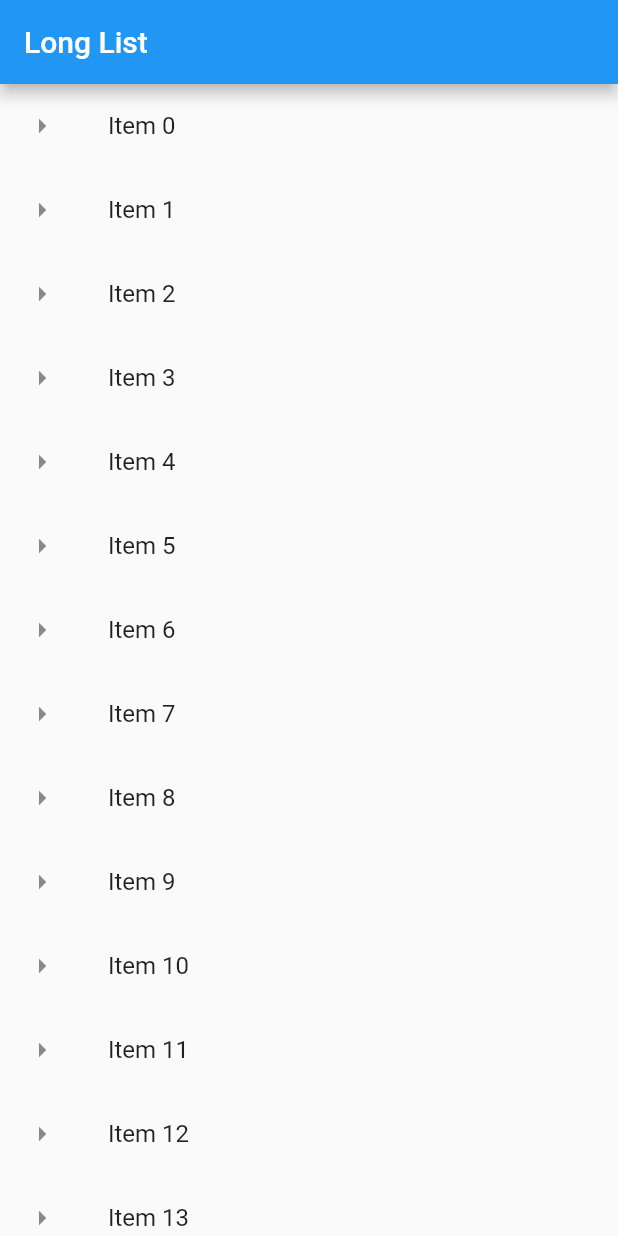
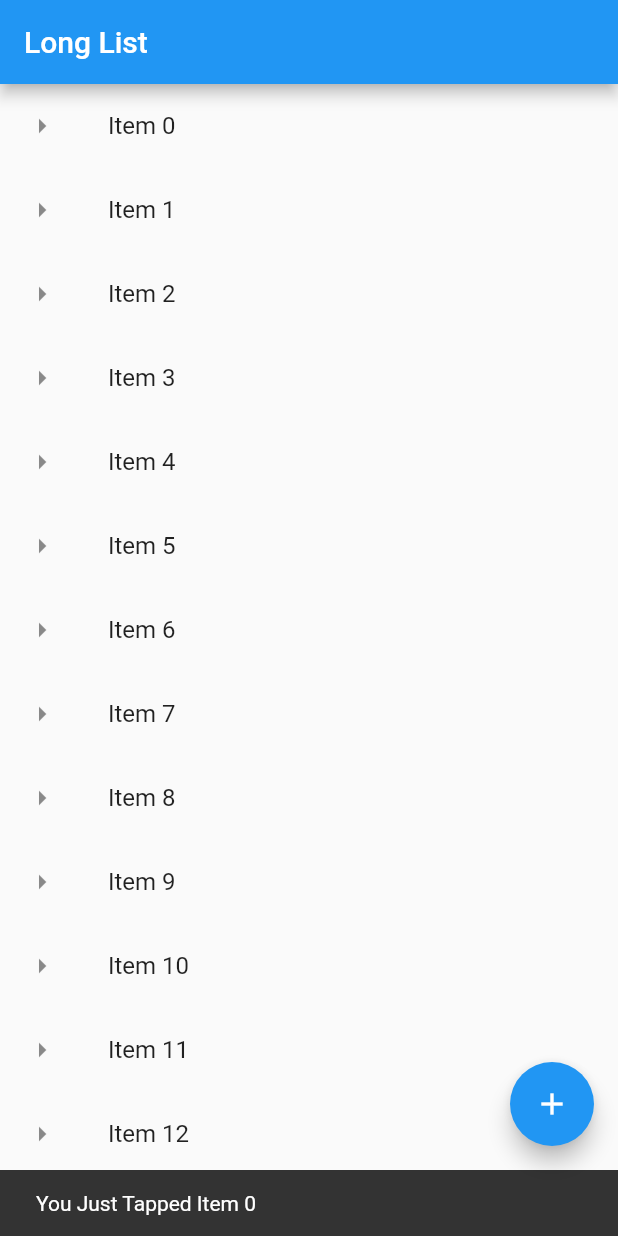
Before and after one commit to Divyansh747/Hello_flutter-app, a Flutter app: the screen it shows after launch, after a tap on an icon or button, on a phone screen of 412 x 824 dp. Run offline on Flutter 3.47's test engine with Material 2 defaults, Android fonts, the phone set to English and light mode, and no system bars.

Commit message:
Add: Floating Action Button
This commit will add Flating action button and Snackbar

```diff
--- a/lib/main.dart
+++ b/lib/main.dart
@@ -7,13 +7,28 @@ void main() {
     title: "Exploring UI widgets",
     home: Scaffold(
       appBar: AppBar(title: Text("Long List"),),
-     body: getListView()
+     body: getListView(),
+      floatingActionButton: FloatingActionButton(
+        onPressed: () {
+          debugPrint("Clicked!");
+        },
+        child: Icon(Icons.add),
+        tooltip: 'Add One More Item',
+      ),
     ),
   ));
 }
 
+void showSnackBar(BuildContext context, String item) {
+  var snackBar = SnackBar(
+    content: Text("You Just Tapped $item"),
+  );
+
+  Scaffold.of(context).showSnackBar(snackBar);
+}
+
 List<String> getListElements() {
-  var items = List <String>.generate(1000,(counter) => "Item $counter");
+  var items = List<String>.generate(1000, (counter) => "Item $counter");
   return items;
   }
 
@@ -21,11 +36,12 @@ List<String> getListElements() {
     var listItems = getListElements();
     var listView = ListView.builder(
     itemBuilder: (context, index) {
+
       return ListTile(
         leading: Icon(Icons.arrow_right),
       title: Text(listItems[index]),
         onTap: (){
-          debugPrint('${listItems[index]} was tapped');
+          showSnackBar(context, listItems[index]);
         },
       );
   }
```
